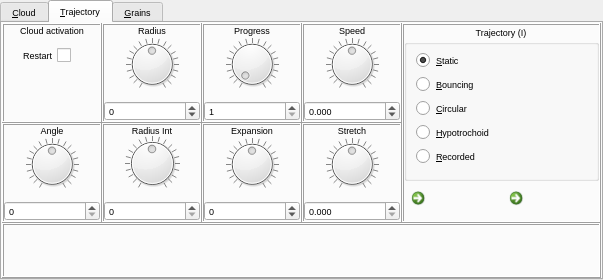
Old version of the form sources/interface/CloudDialog.ui in the repository linuxmao-org/Frontieres.
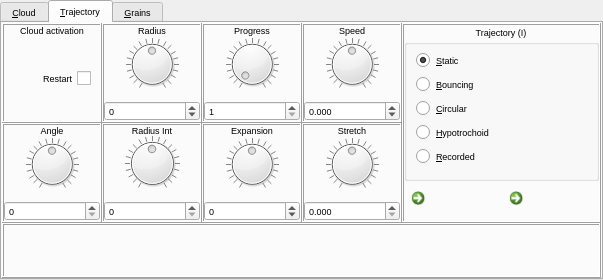
New version of the form. The open tabs and pages were chosen to show the change. Icons and pictures are not drawn.

Diff of the .ui file:
```diff
--- a/sources/interface/CloudDialog.ui
+++ b/sources/interface/CloudDialog.ui
@@ -4132,15 +4132,9 @@
                         <property name="frameShadow">
                          <enum>QFrame::Raised</enum>
                         </property>
+                        <layout class="QVBoxLayout" name="verticalLayout_83">
+                         <item>
                         <widget class="QCheckBox" name="checkBox_Trajectory_Restart">
-                         <property name="geometry">
-                          <rect>
-                           <x>10</x>
-                           <y>10</y>
-                           <width>57</width>
-                           <height>19</height>
-                          </rect>
-                         </property>
                          <property name="font">
                           <font>
                            <pointsize>7</pointsize>
@@ -4150,6 +4144,8 @@
                           <string>Restart</string>
                          </property>
                         </widget>
+                         </item>
+                        </layout>
                        </widget>
                       </item>
                      </layout>
```
Left out of the diff: 4 changed lines with no effect on the pictures. Lines whose indentation alone changed are shown as unchanged.
